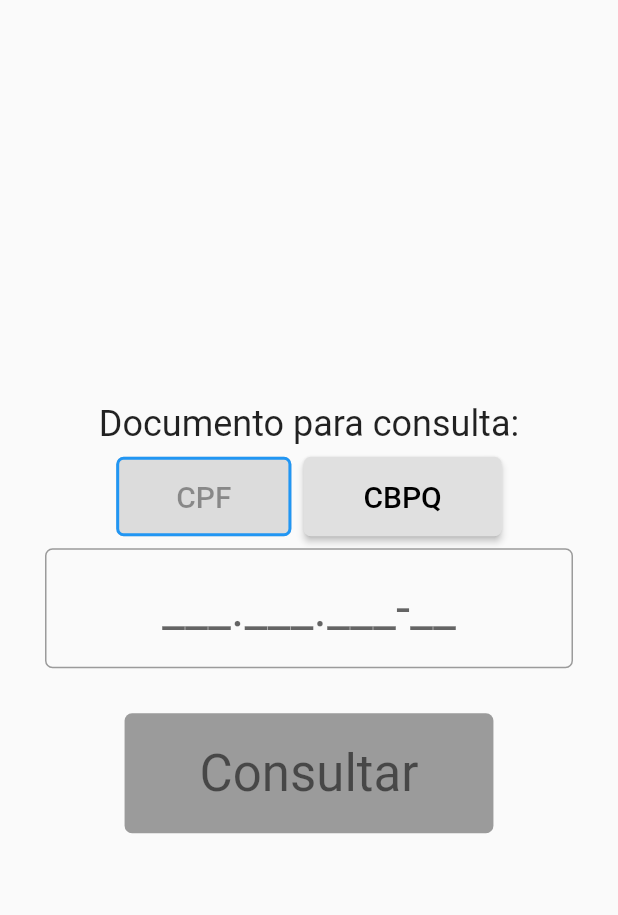
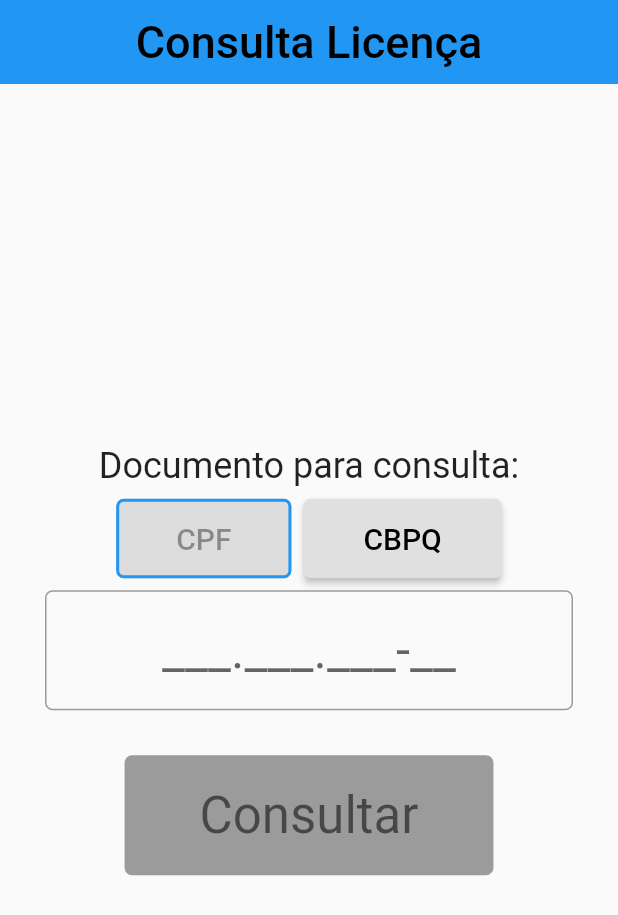
Before and after one commit to epomatti/cbpq-flutter, a Flutter app: the screen it shows after launch, on a phone screen of 412 x 824 dp. Shown: the top 915 px of the screen. Run offline on Flutter 3.47's test engine with Material 2 defaults, Android fonts, the phone set to English and light mode, and no system bars; missing offline and left inert: cpf_cnpj_validator.

Commit message:
feat(appbar)

```diff
--- a/lib/screens/consulta_cadastro_form.dart
+++ b/lib/screens/consulta_cadastro_form.dart
@@ -1,3 +1,4 @@
+import 'package:cbpq/commons/app_bar.dart';
 import 'package:cbpq/factories/document_handler.dart';
 import 'package:cbpq/screens/consulta_cadastro_result.dart';
 import 'package:flutter/material.dart';
@@ -167,6 +168,9 @@ class _ConsultaCadastroState extends State<ConsultaCadastroForm> {
       );
     } else {
       return Scaffold(
+        appBar: DefaultAppBar(
+          titleText: 'Consulta Licença',
+        ),
         body: Center(
           child: Column(
             mainAxisAlignment: MainAxisAlignment.center,
```
